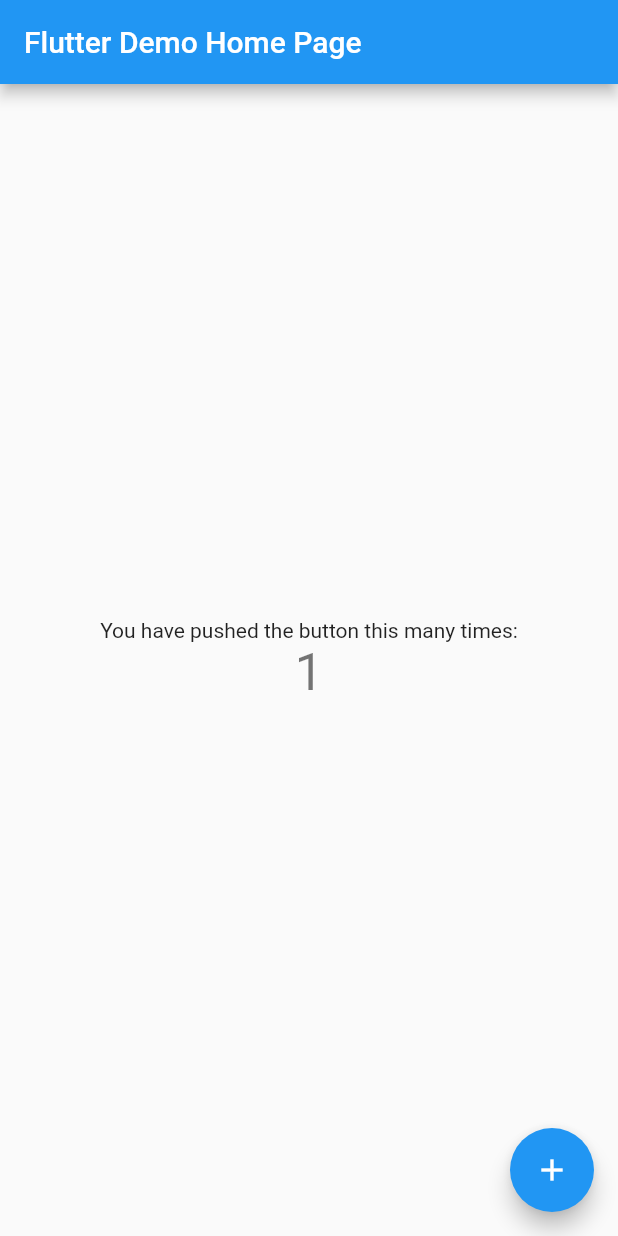
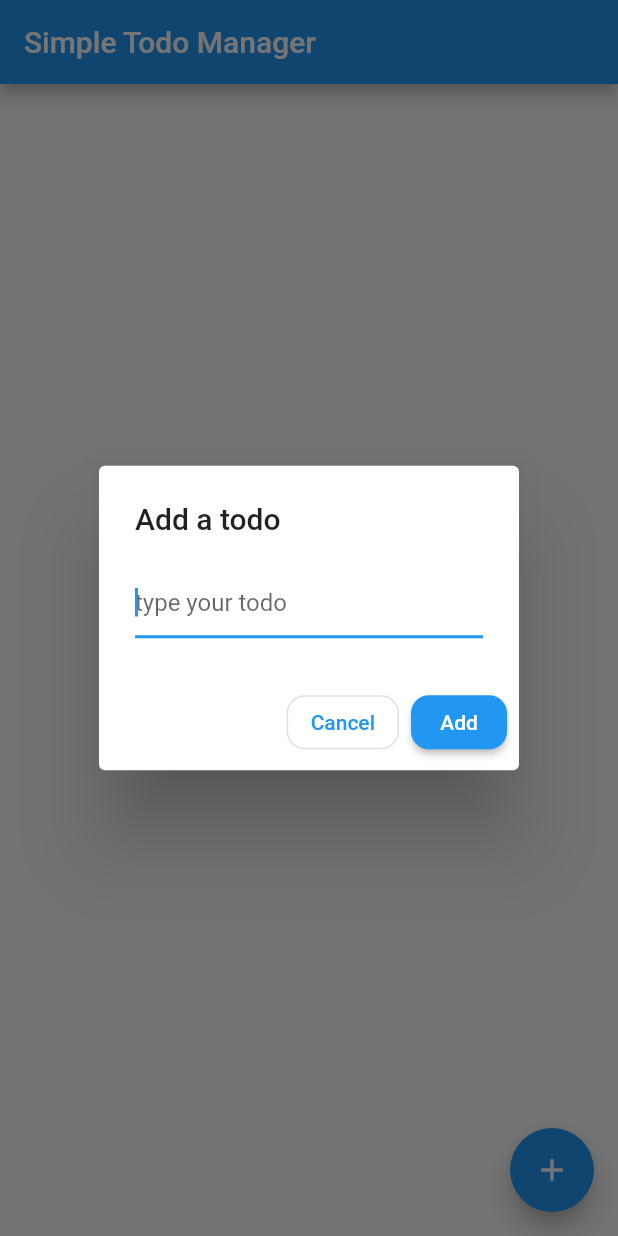
Before and after one commit to carlstep/fcc_simple_todo, a Flutter app: the screen it shows after launch, after a tap on the "add" icon, on a phone screen of 412 x 824 dp. Run offline on Flutter 3.47's test engine with Material 2 defaults, Android fonts, the phone set to English and light mode, and no system bars.

Commit message:
final code

```diff
--- a/lib/main.dart
+++ b/lib/main.dart
@@ -1,11 +1,11 @@
 import 'package:flutter/material.dart';
 
 void main() {
-  runApp(const MyApp());
+  runApp(const TodoApp());
 }
 
-class MyApp extends StatelessWidget {
-  const MyApp({super.key});
+class TodoApp extends StatelessWidget {
+  const TodoApp({super.key});
 
   @override
   Widget build(BuildContext context) {
@@ -14,27 +14,88 @@
       theme: ThemeData(
         primarySwatch: Colors.blue,
       ),
-      home: const MyHomePage(title: 'Flutter Demo Home Page'),
+      home: const TodoList(title: 'Simple Todo Manager'),
     );
   }
 }
 
-class MyHomePage extends StatefulWidget {
-  const MyHomePage({super.key, required this.title});
+class TodoList extends StatefulWidget {
+  const TodoList({super.key, required this.title});
 
   final String title;
 
   @override
-  State<MyHomePage> createState() => _MyHomePageState();
+  State<TodoList> createState() => _TodoListState();
 }
 
-class _MyHomePageState extends State<MyHomePage> {
-  int _counter = 0;
+class _TodoListState extends State<TodoList> {
+  final List<Todo> _todos = <Todo>[];
+  final TextEditingController _textFieldController = TextEditingController();
 
-  void _incrementCounter() {
+  void _addTodoItem(String name) {
     setState(() {
-      _counter++;
+      _todos.add(
+        Todo(
+          name: name,
+          completed: false,
+        ),
+      );
     });
+    _textFieldController.clear();
+  }
+
+  void _handleTodoChange(Todo todo) {
+    setState(() {
+      todo.completed = !todo.completed;
+    });
+  }
+
+  void _deleteTodo(Todo todo) {
+    setState(() {
+      _todos.removeWhere((element) => element.name == todo.name);
+    });
+  }
+
+  Future<void> _displayDialog() async {
+    return showDialog<void>(
+      context: context,
+      barrierDismissible: false,
+      builder: (BuildContext context) {
+        return AlertDialog(
+          title: const Text('Add a todo'),
+          content: TextField(
+            controller: _textFieldController,
+            decoration: const InputDecoration(hintText: 'type your todo'),
+            autofocus: true,
+          ),
+          actions: <Widget>[
+            OutlinedButton(
+              style: OutlinedButton.styleFrom(
+                shape: RoundedRectangleBorder(
+                  borderRadius: BorderRadius.circular(12),
+                ),
+              ),
+              onPressed: () {
+                Navigator.of(context).pop();
+              },
+              child: Text('Cancel'),
+            ),
+            ElevatedButton(
+              style: ElevatedButton.styleFrom(
+                shape: RoundedRectangleBorder(
+                  borderRadius: BorderRadius.circular(12),
+                ),
+              ),
+              onPressed: () {
+                Navigator.of(context).pop();
+                _addTodoItem(_textFieldController.text);
+              },
+              child: const Text('Add'),
+            ),
+          ],
+        );
+      },
+    );
   }
 
   @override
@@ -43,25 +104,89 @@
       appBar: AppBar(
         title: Text(widget.title),
       ),
-      body: Center(
-        child: Column(
-          mainAxisAlignment: MainAxisAlignment.center,
-          children: <Widget>[
-            const Text(
-              'You have pushed the button this many times:',
-            ),
-            Text(
-              '$_counter',
-              style: Theme.of(context).textTheme.headlineMedium,
-            ),
-          ],
-        ),
+      body: ListView(
+        padding: EdgeInsets.symmetric(vertical: 8.0),
+        children: _todos.map((Todo todo) {
+          return TodoItem(
+            todo: todo,
+            onTodoChanged: _handleTodoChange,
+            removeTodo: _deleteTodo,
+          );
+        }).toList(),
       ),
       floatingActionButton: FloatingActionButton(
-        onPressed: _incrementCounter,
-        tooltip: 'Increment',
+        onPressed: () => _displayDialog(),
+        tooltip: 'Add a Todo',
         child: const Icon(Icons.add),
       ),
     );
   }
 }
+
+class Todo {
+  Todo({
+    required this.name,
+    required this.completed,
+  });
+  String name;
+  bool completed;
+}
+
+class TodoItem extends StatelessWidget {
+  final void Function(Todo todo) onTodoChanged;
+  final void Function(Todo todo) removeTodo;
+
+  TodoItem({
+    required this.todo,
+    required this.onTodoChanged,
+    required this.removeTodo,
+  }) : super(key: ObjectKey(todo));
+
+  final Todo todo;
+
+  TextStyle? _getTextStyle(bool checked) {
+    if (!checked) return null;
+
+    return const TextStyle(
+      color: Colors.black54,
+      decoration: TextDecoration.lineThrough,
+    );
+  }
+
+  @override
+  Widget build(BuildContext context) {
+    return ListTile(
+      onTap: () {
+        onTodoChanged(todo);
+      },
+      leading: Checkbox(
+        checkColor: Colors.greenAccent,
+        activeColor: Colors.red,
+        value: todo.completed,
+        onChanged: (value) {
+          onTodoChanged(todo);
+        },
+      ),
+      title: Row(
+        children: <Widget>[
+          Expanded(
+            child: Text(
+              todo.name,
+              style: _getTextStyle(todo.completed),
+            ),
+          ),
+          IconButton(
+            onPressed: () {
+              removeTodo(todo);
+            },
+            icon: const Icon(
+              Icons.delete,
+              color: Colors.red,
+            ),
+            alignment: Alignment.centerRight,
+          ),
+        ],
+      ),
+    );
+  }
+}
```
Also changed, not shown: 1 other file.
